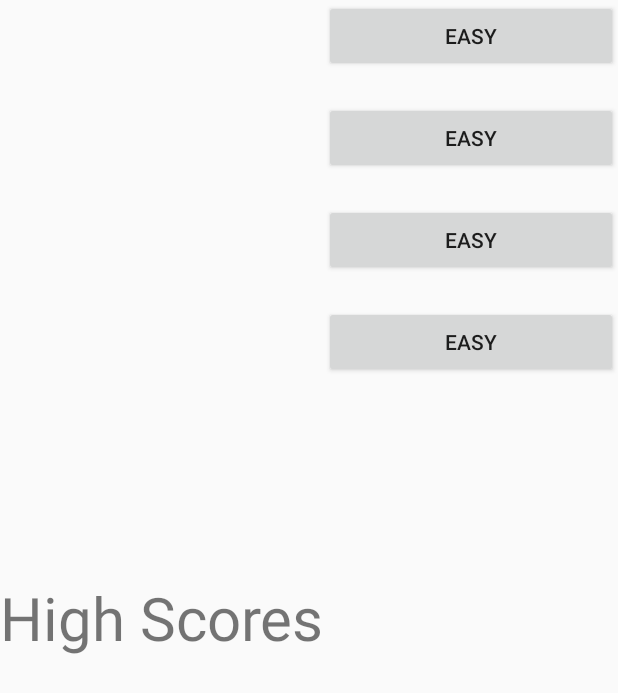
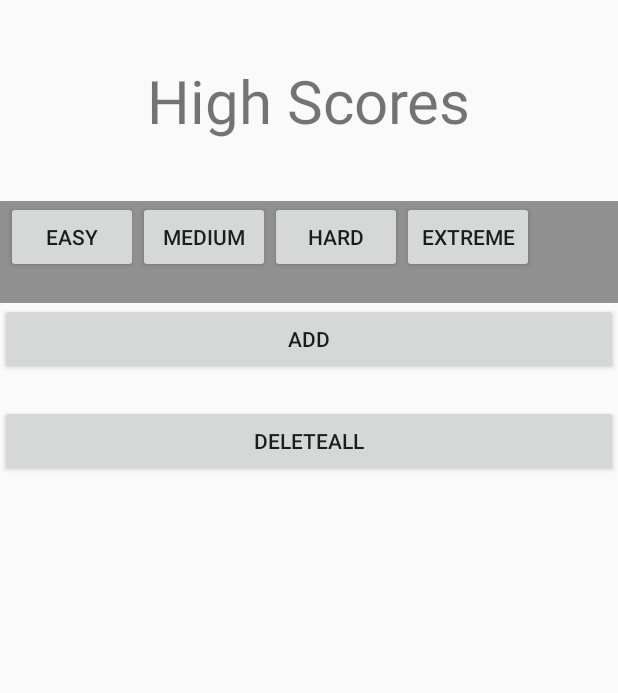
Before and after one commit to vil-kautto/minesweeper-mobile, an Android app: the screen it shows after launch (HighScoreActivity), after a tap on "HIGH SCORES", on a phone screen of 412 x 824 dp. Shown: the top 693 px of the screen. Run offline under Robolectric (Android 15) with nearby library versions, the phone set to English and light mode, and no system bars; our stand-ins replace Room's generated code; 2 statements that could not run were skipped.

Commit message:
Add working scoreboard support
Currently only viewable on the console, but it's working

```diff
--- a/app/build.gradle
+++ b/app/build.gradle
@@ -27,4 +27,8 @@ dependencies {
     testImplementation 'junit:junit:4.12'
     androidTestImplementation 'androidx.test.ext:junit:1.1.0'
     androidTestImplementation 'androidx.test.espresso:espresso-core:3.1.1'
+
+    def room_version = "2.2.5"
+    implementation "androidx.room:room-runtime:$room_version"
+    annotationProcessor "androidx.room:room-compiler:$room_version"
 }
--- a/app/src/main/java/fi/tuni/minesweeper/Cell.java
+++ b/app/src/main/java/fi/tuni/minesweeper/Cell.java
@@ -77,7 +77,6 @@ public class Cell extends AppCompatButton{
      */
     public void setFlagIcon() {
         this.setBackgroundResource(R.drawable.square_gray_flagged);
-        this.setTextColor(Color.rgb(50, 10, 10));
     }
 
     /**
--- a/app/src/main/java/fi/tuni/minesweeper/CustomGameActivity.java
+++ b/app/src/main/java/fi/tuni/minesweeper/CustomGameActivity.java
@@ -73,6 +73,7 @@ public class CustomGameActivity extends AppCompatActivity {
                 intent.putExtra("rows", boardSize);
                 intent.putExtra("cols", boardSize);
                 intent.putExtra("mines", mineAmount);
+                intent.putExtra("difficulty", "custom");
                 startActivity(intent);
             } else {
                 toaster("the ratio of mines should be lesser than 40%!");
@@ -81,6 +82,7 @@ public class CustomGameActivity extends AppCompatActivity {
 
             startActivity(intent);
         } catch (NumberFormatException e) {
+            toaster("All fields must be filled before starting a custom game");
             e.printStackTrace();
         }
     }
--- a/app/src/main/java/fi/tuni/minesweeper/LevelSelectionActivity.java
+++ b/app/src/main/java/fi/tuni/minesweeper/LevelSelectionActivity.java
@@ -53,6 +53,7 @@ public class LevelSelectionActivity extends AppCompatActivity {
                 intent.putExtra("rows", 9);
                 intent.putExtra("cols", 9);
                 intent.putExtra("mines", 10);
+                intent.putExtra("difficulty", "easy");
                 startActivity(intent);
                 break;
             case(R.id.mediumButton):
@@ -61,6 +62,7 @@ public class LevelSelectionActivity extends AppCompatActivity {
                 intent.putExtra("rows", 16);
                 intent.putExtra("cols", 16);
                 intent.putExtra("mines", 40);
+                intent.putExtra("difficulty", "medium");
                 startActivity(intent);
                 break;
             case(R.id.hardButton):
@@ -69,6 +71,7 @@ public class LevelSelectionActivity extends AppCompatActivity {
                 intent.putExtra("rows", 20);
                 intent.putExtra("cols", 20);
                 intent.putExtra("mines", 99);
+                intent.putExtra("difficulty", "hard");
                 startActivity(intent);
                 break;
             case(R.id.extremeButton):
@@ -77,6 +80,7 @@ public class LevelSelectionActivity extends AppCompatActivity {
                 intent.putExtra("rows", 20);
                 intent.putExtra("cols", 20);
                 intent.putExtra("mines", 120);
+                intent.putExtra("difficulty", "extreme");
                 startActivity(intent);
                 break;
             case(R.id.customButton):
--- /dev/null
+++ b/app/src/main/java/fi/tuni/minesweeper/ScoreDao.java
@@ -0,0 +1,37 @@
+package fi.tuni.minesweeper;
+
+import androidx.room.Dao;
+import androidx.room.Delete;
+import androidx.room.Insert;
+import androidx.room.Query;
+
+import java.util.List;
+
+@Dao
+public interface ScoreDao {
+    @Insert
+    void addScore(Score score);
+
+    @Insert
+    void addScores(Score... scores);
+
+    @Query("DELETE FROM scores")
+    void deleteAll();
+
+    @Query("SELECT * FROM scores ORDER BY score ASC LIMIT 10")
+    List<Score> getAllScores();
+
+    @Query("SELECT * FROM scores WHERE difficulty = 'easy' ORDER BY score ASC LIMIT 10")
+    List<Score> getEasyScores();
+
+    @Query("SELECT * FROM scores WHERE difficulty = 'medium' ORDER BY score ASC LIMIT 10")
+    List<Score> getMediumScores();
+
+    @Query("SELECT * FROM scores WHERE difficulty = 'hard' ORDER BY score ASC LIMIT 10")
+    List<Score> getHardScores();
+
+    @Query("SELECT * FROM scores WHERE difficulty = 'extreme' ORDER BY score ASC LIMIT 10")
+    List<Score> getExtremeScores();
+
+
+}
--- /dev/null
+++ b/app/src/main/java/fi/tuni/minesweeper/ScoreDatabase.java
@@ -0,0 +1,9 @@
+package fi.tuni.minesweeper;
+
+import androidx.room.Database;
+import androidx.room.RoomDatabase;
+
+@Database(entities = {Score.class}, version = 2)
+public abstract class ScoreDatabase extends RoomDatabase {
+    public abstract ScoreDao scoreDao();
+}
--- a/app/src/main/res/layout/activity_high_score.xml
+++ b/app/src/main/res/layout/activity_high_score.xml
@@ -4,7 +4,8 @@
     xmlns:tools="http://schemas.android.com/tools"
     android:layout_width="match_parent"
     android:layout_height="match_parent"
-    tools:context=".HighScoreActivity">
+    tools:context=".HighScoreActivity"
+    android:orientation="vertical">
 
     <TextView
         android:layout_width="wrap_content"
@@ -18,8 +19,11 @@
     <TableLayout
         android:layout_width="match_parent"
         android:layout_height="wrap_content"
+        android:background="#909090"
+        android:paddingLeft="4dp"
         >
 
+        <TableRow>
             <Button
                 android:id="@+id/buttonEasy"
                 android:layout_height="wrap_content"
@@ -32,7 +36,7 @@
                 android:id="@+id/buttonMedium"
                 android:layout_height="wrap_content"
                 android:layout_width="match_parent"
-            android:text="Easy"
+                android:text="Medium"
                 android:layout_marginBottom="20dp"
                 android:onClick="clicked"/>
 
@@ -40,7 +44,7 @@
                 android:id="@+id/buttonHard"
                 android:layout_height="wrap_content"
                 android:layout_width="match_parent"
-            android:text="Easy"
+                android:text="Hard"
                 android:layout_marginBottom="20dp"
                 android:onClick="clicked"/>
 
@@ -48,9 +52,26 @@
                 android:id="@+id/buttonExtreme"
                 android:layout_height="wrap_content"
                 android:layout_width="match_parent"
-            android:text="Easy"
+                android:text="Extreme"
                 android:layout_marginBottom="20dp"
                 android:onClick="clicked"/>
+
+        </TableRow>
+
     </TableLayout>
 
+    <Button
+        android:layout_height="wrap_content"
+        android:layout_width="match_parent"
+        android:text="add"
+        android:layout_marginBottom="20dp"
+        android:onClick="addScore"/>
+
+    <Button
+        android:layout_height="wrap_content"
+        android:layout_width="match_parent"
+        android:text="deleteAll"
+        android:layout_marginBottom="20dp"
+        android:onClick="deleteAll"/>
+
 </LinearLayout>
--- a/app/src/main/res/layout/activity_main.xml
+++ b/app/src/main/res/layout/activity_main.xml
@@ -16,7 +16,7 @@
         android:layout_marginTop="20dp"
         android:onClick="titleClick"
         android:textSize="40dp"
-        android:layout_weight="0.9"
+        android:layout_weight="0.7"
         />
 
     <Button
```
Also changed, not shown: app/src/main/java/fi/tuni/minesweeper/Game.java (+13 -1 lines), app/src/main/java/fi/tuni/minesweeper/HighScoreActivity.java (+65 -14 lines), app/src/main/java/fi/tuni/minesweeper/Score.java (added, +65 -0 lines), app/src/main/res/layout/activity_custom_game.xml (+21 -2 lines). Lines whose indentation alone changed are shown as unchanged.
